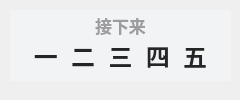
First picture: the form in ui/minimize/widget-next-activity.ui, repository RinLit-233-shiroko/Class-Widgets, before the edit.
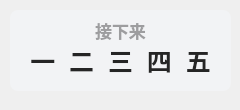
Second picture: the form after the edit.

Patch:
```diff
--- a/ui/minimize/widget-next-activity.ui
+++ b/ui/minimize/widget-next-activity.ui
@@ -7,7 +7,7 @@
     <x>0</x>
     <y>0</y>
     <width>240</width>
-    <height>100</height>
+    <height>110</height>
    </rect>
   </property>
   <property name="minimumSize">
@@ -31,7 +31,7 @@
      <x>20</x>
      <y>10</y>
      <width>201</width>
-     <height>31</height>
+     <height>41</height>
     </rect>
    </property>
    <property name="font">
@@ -62,13 +62,13 @@
      <x>20</x>
      <y>30</y>
      <width>201</width>
-     <height>51</height>
+     <height>61</height>
     </rect>
    </property>
    <property name="font">
     <font>
      <family>Microsoft YaHei UI</family>
-     <pointsize>18</pointsize>
+     <pointsize>19</pointsize>
      <weight>75</weight>
      <bold>true</bold>
     </font>
@@ -94,11 +94,13 @@
      <x>10</x>
      <y>10</y>
      <width>221</width>
-     <height>71</height>
+     <height>81</height>
     </rect>
    </property>
    <property name="styleSheet">
-    <string notr="true">background-color: rgba(242, 243, 245, 255);</string>
+    <string notr="true">background-color: rgba(242, 243, 245, 255);
+border-radius: 8px
+</string>
    </property>
    <property name="text">
     <string/>
```
